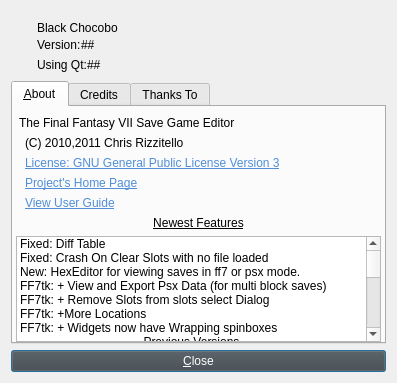
This is about.ui in sithlord48/blackchocobo as Qt 5 draws it before an edit. The edited form follows.
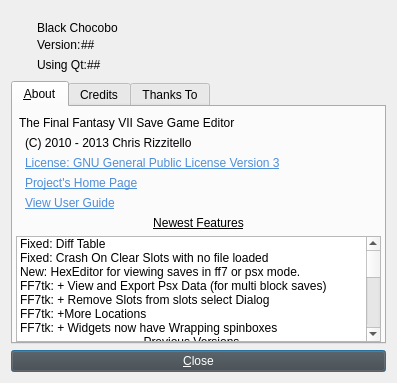
This is the edited form. Icons and pictures are not drawn.

What changed in the file:
```diff
--- a/about.ui
+++ b/about.ui
@@ -223,7 +223,7 @@
           </size>
          </property>
          <property name="text">
-          <string notr="true">(C) 2010,2011 Chris Rizzitello</string>
+          <string notr="true">(C) 2010 - 2013 Chris Rizzitello</string>
          </property>
          <property name="indent">
           <number>9</number>
```
